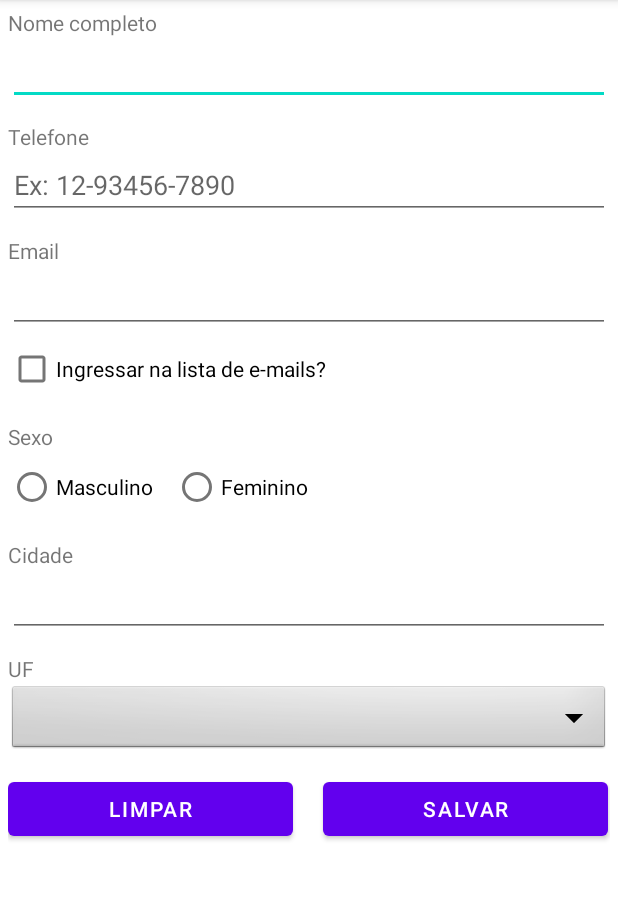
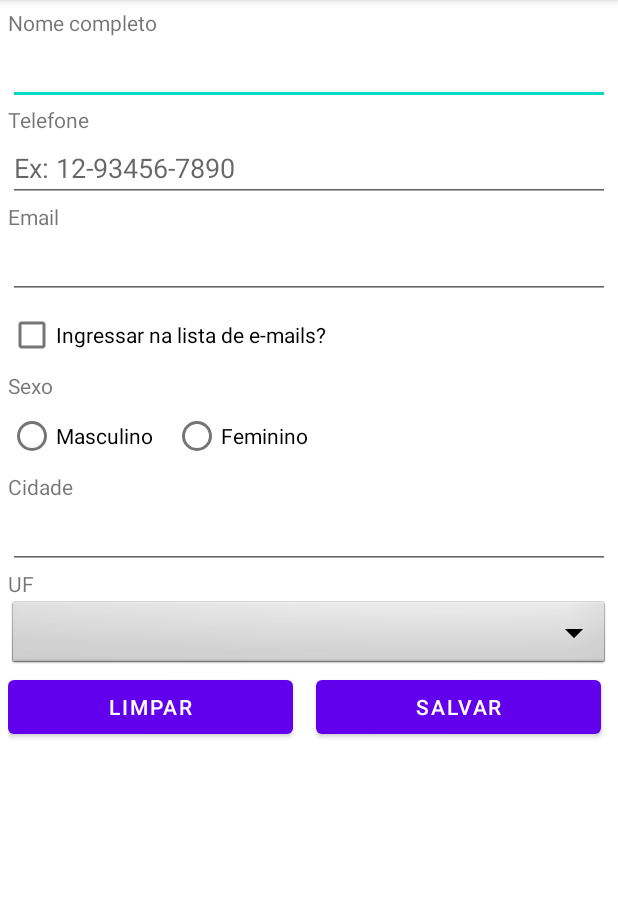
Before and after one commit to jmmarao/Cadastro, an Android app: the screen it shows after launch (MainActivity), on a phone screen of 412 x 824 dp, the part 84-984 px from its top. Run offline under Robolectric (Android 15) with nearby library versions, the phone set to English and light mode, and no system bars.

Commit message:
Margins adjusts to fit on mobile screen

```diff
--- a/app/src/main/res/layout/activity_main.xml
+++ b/app/src/main/res/layout/activity_main.xml
@@ -29,7 +29,6 @@
         android:id="@+id/txtTelefone"
         android:layout_width="match_parent"
         android:layout_height="wrap_content"
-        android:layout_marginTop="11dp"
         android:text="@string/telefone"
         app:layout_constraintEnd_toEndOf="parent"
         app:layout_constraintStart_toStartOf="parent"
@@ -49,7 +48,6 @@
         android:id="@+id/txtEmail"
         android:layout_width="match_parent"
         android:layout_height="wrap_content"
-        android:layout_marginTop="11dp"
         android:text="@string/email"
         app:layout_constraintEnd_toEndOf="parent"
         app:layout_constraintStart_toStartOf="parent"
@@ -76,7 +74,6 @@
         android:id="@+id/txtSexo"
         android:layout_width="match_parent"
         android:layout_height="wrap_content"
-        android:layout_marginTop="11dp"
         android:text="@string/sexo"
         app:layout_constraintEnd_toEndOf="parent"
         app:layout_constraintStart_toStartOf="parent"
@@ -109,7 +106,6 @@
         android:id="@+id/txtCidade"
         android:layout_width="match_parent"
         android:layout_height="wrap_content"
-        android:layout_marginTop="11dp"
         android:text="@string/cidade"
         app:layout_constraintEnd_toEndOf="parent"
         app:layout_constraintEnd_toStartOf="parent"
@@ -127,7 +123,6 @@
         android:id="@+id/txtUF"
         android:layout_width="match_parent"
         android:layout_height="wrap_content"
-        android:layout_marginTop="11dp"
         android:text="@string/uf"
         app:layout_constraintEnd_toEndOf="parent"
         app:layout_constraintStart_toStartOf="parent"
@@ -147,7 +142,6 @@
         android:id="@+id/btnLimpar"
         android:layout_width="190dp"
         android:layout_height="wrap_content"
-        android:layout_marginTop="11dp"
         android:text="@string/button_limpar"
         app:layout_constraintStart_toStartOf="parent"
         app:layout_constraintTop_toBottomOf="@+id/spinner" />
@@ -156,8 +150,7 @@
         android:id="@+id/btnSalvar"
         android:layout_width="190dp"
         android:layout_height="wrap_content"
-        android:layout_marginTop="11dp"
-        android:layout_marginStart="20dp"
+        android:layout_marginStart="15dp"
         android:text="@string/button_salvar"
         app:layout_constraintTop_toBottomOf="@+id/spinner"
         app:layout_constraintStart_toEndOf="@+id/btnLimpar"/>
```
